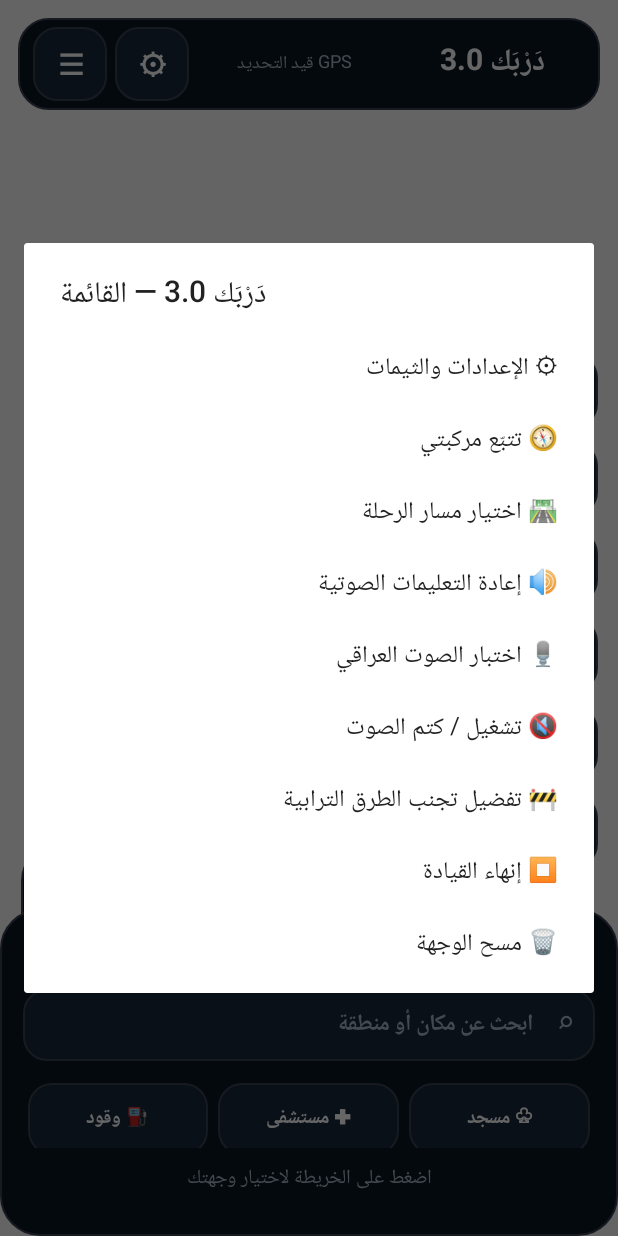
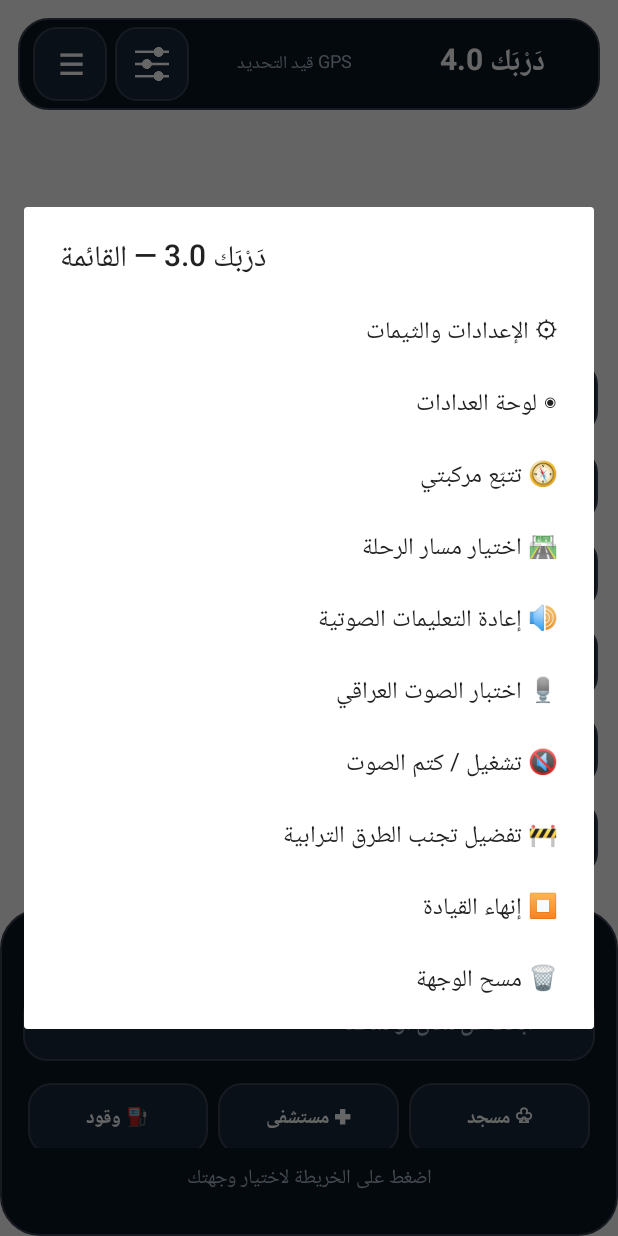
Before and after one commit to alijakarr-collab/Darbak-Native, an Android app: the screen it shows after launch (MainActivity), after a tap on an icon or button, on a phone screen of 412 x 824 dp. Run offline under Robolectric (Android 15) with nearby library versions, the phone set to English and light mode, and no system bars; libraries missing offline, so code that uses them is left out: com.mapbox.geojson, org.maplibre.android; 11 statements that could not run were skipped.

Commit message:
Make speed gauge opt-in and add polished Streamline settings, gauge and voice toolbar icons

```diff
--- a/app/src/main/java/iq/darbak/nativegps/MainActivity.kt
+++ b/app/src/main/java/iq/darbak/nativegps/MainActivity.kt
@@ -4,6 +4,7 @@ import android.Manifest
 import android.app.Activity
 import android.app.AlertDialog
 import android.content.Context
+import android.content.res.ColorStateList
 import android.content.pm.PackageManager
 import android.graphics.Bitmap
 import android.graphics.Canvas
@@ -22,6 +23,7 @@ import android.view.WindowManager
 import android.view.View
 import android.widget.EditText
 import android.widget.FrameLayout
+import android.widget.ImageView
 import android.widget.LinearLayout
 import android.widget.TextView
 import android.widget.Toast
@@ -157,6 +159,24 @@ class MainActivity : Activity(), LocationListener {
             setOnClickListener { action() }
         }
     }
+    private fun imageButton(drawableId: Int, description: String, action: () -> Unit): ImageView {
+        return ImageView(this).apply {
+            setImageResource(drawableId)
+            imageTintList = ColorStateList.valueOf(foreground)
+            contentDescription = description
+            setPadding(dp(13), dp(13), dp(13), dp(13))
+            background = box(panel, 14)
+            setOnClickListener { action() }
+        }
+    }
+    private fun updateGaugeStyle() {
+        if (!::speed.isInitialized) return
+        speed.visibility = if (appearance.speedVisible) View.VISIBLE else View.GONE
+        speed.textSize = if (appearance.speedStyle == 1) 23f else 20f
+        speed.background = box(ink, if (appearance.speedStyle == 1) 50 else 21)
+        speed.setTextColor(if (appearance.speedStyle == 1) teal else foreground)
+        speed.contentDescription = "عداد سرعة GPS، كم في الساعة"
+    }
     private fun add(root: FrameLayout, view: View, gravity: Int, w: Int, h: Int, margin: Int = 12, vertical: Int = 0) {
         val lp = FrameLayout.LayoutParams(if (w == -1) -1 else dp(w), if (h == -2) -2 else dp(h), gravity)
         lp.setMargins(dp(margin), dp(vertical), dp(margin), dp(vertical))
@@ -169,10 +189,12 @@ class MainActivity : Activity(), LocationListener {
             setPadding(dp(10), dp(5), dp(10), dp(5))
             gravity = Gravity.CENTER_VERTICAL
         }
-        val brand = txt("دَرْبَك 3.0", 20f, true)
+        val brand = txt("دَرْبَك 4.0", 20f, true)
         status = txt("GPS قيد التحديد", 12f, false, muted)
         head.addView(button("☰") { menu() }, LinearLayout.LayoutParams(dp(49), dp(49)))
-        head.addView(button("⚙") { appearance.show(::applyAppearance) }, LinearLayout.LayoutParams(dp(49), dp(49)).apply {
+        head.addView(imageButton(R.drawable.ic_darbak_settings, "الإعدادات والثيمات") {
+            appearance.show(::applyAppearance)
+        }, LinearLayout.LayoutParams(dp(49), dp(49)).apply {
             leftMargin = dp(5)
         })
         head.addView(status, LinearLayout.LayoutParams(0, dp(49), 1f))
@@ -187,12 +209,18 @@ class MainActivity : Activity(), LocationListener {
         tool("◎") { recenter() }
         tool("+") { map?.animateCamera(CameraUpdateFactory.zoomIn(), 230) }
         tool("−") { map?.animateCamera(CameraUpdateFactory.zoomOut(), 230) }
-        tool("🎨") { appearance.show(::applyAppearance) }
+        tools.addView(imageButton(R.drawable.ic_darbak_gauge,"إعدادات العدادات") {
+            appearance.show(::applyAppearance,2)
+        },LinearLayout.LayoutParams(dp(50),dp(49)))
+        tools.addView(View(this),LinearLayout.LayoutParams(dp(1),dp(9)))
         tool("🛣") { routeController.showChoicesOrCalculate() }
-        tool("♫") { routeController.repeatVoice() }
+        tools.addView(imageButton(R.drawable.ic_darbak_volume,"إعادة تعليمات الملاحة") {
+            routeController.repeatVoice()
+        },LinearLayout.LayoutParams(dp(50),dp(49)))
         add(root, tools, Gravity.END or Gravity.CENTER_VERTICAL, 50, -2, 13)
 
         speed = txt("0\nكم/س", 21f, true).apply { background = box(ink, 22) }
+        updateGaugeStyle()
         add(root, speed, Gravity.START or Gravity.BOTTOM, 90, 90, 14, 170)
 
         val bottom = LinearLayout(this).apply {
@@ -411,6 +439,7 @@ class MainActivity : Activity(), LocationListener {
             if (navigationalMode && appearance.keepScreen) window.addFlags(WindowManager.LayoutParams.FLAG_KEEP_SCREEN_ON)
             else window.clearFlags(WindowManager.LayoutParams.FLAG_KEEP_SCREEN_ON)
         }
+        if (kind == "speed" || kind == "speed_style") updateGaugeStyle()
         if (kind == "map" || kind == "color") {
             refreshOverlay()
             if (kind == "map") loadStyle()
@@ -421,6 +450,7 @@ class MainActivity : Activity(), LocationListener {
         if (uiRoot.childCount > 1) uiRoot.removeViews(1,uiRoot.childCount - 1)
         makeOverlay(uiRoot)
         routeInfo.text = lastMessage
+        status.text = current?.let { "● GPS ±"+it.accuracy.roundToInt()+"م" } ?: "GPS قيد التحديد"
         routeInfo.setOnClickListener { routeController.showChoicesOrCalculate() }
         setDrivingVisibility()
         current?.let {
@@ -502,6 +532,7 @@ class MainActivity : Activity(), LocationListener {
     private fun menu() {
         val options = arrayOf(
             "⚙ الإعدادات والثيمات",
+            "◉ لوحة العدادات",
             "🧭 تتبّع مركبتي",
             "🛣 اختيار مسار الرحلة",
             "🔊 إعادة التعليمات الصوتية",
@@ -515,11 +546,12 @@ class MainActivity : Activity(), LocationListener {
             .setItems(options) { _, index ->
                 when (index) {
                     0 -> appearance.show(::applyAppearance)
-                    1 -> recenter()
-                    2 -> routeController.showChoicesOrCalculate()
-                    3 -> routeController.repeatVoice()
-                    4 -> voice.test()
-                    5 -> {
+                    1 -> appearance.show(::applyAppearance,2)
+                    2 -> recenter()
+                    3 -> routeController.showChoicesOrCalculate()
+                    4 -> routeController.repeatVoice()
+                    5 -> voice.test()
+                    6 -> {
                         appearance.setVoice(!appearance.voice)
                         applyAppearance("voice")
                         Toast.makeText(this, if (voice.enabled) "الصوت شغال" else "الصوت مكتوم", Toast.LENGTH_SHORT).show()
```
